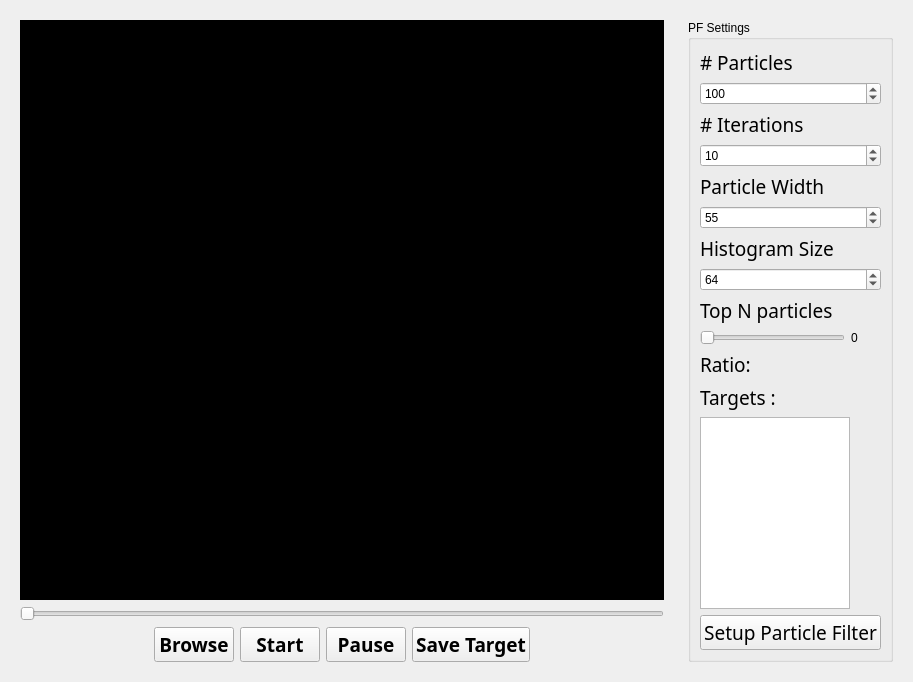
First picture: the form in forms/PFWidget.ui, repository Boazrciasn/RDFramework, before the edit.
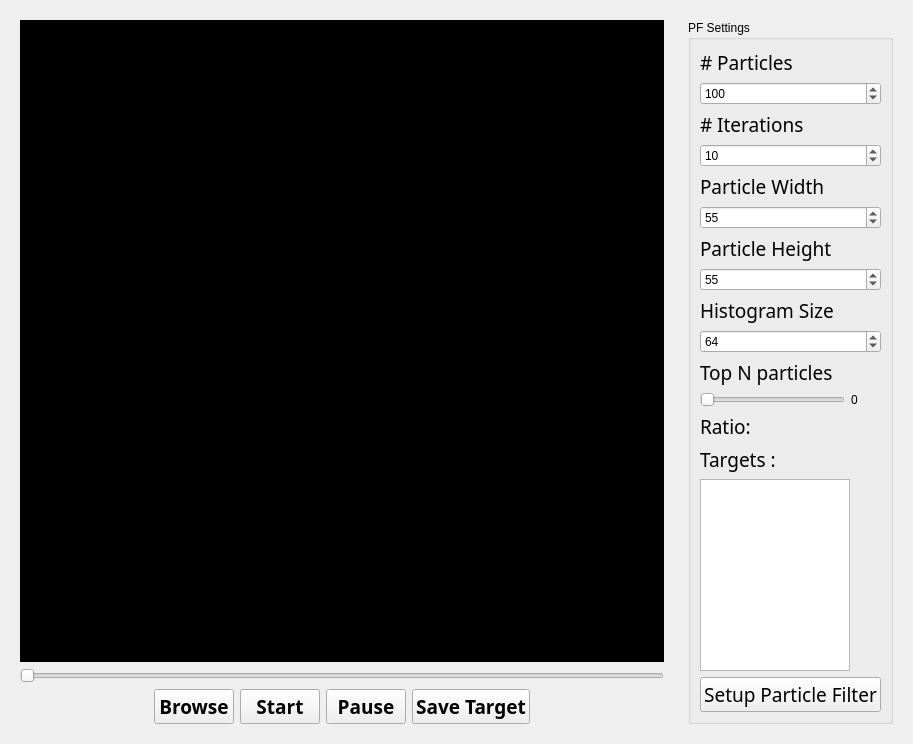
Second picture: the form after the edit.

Commit message: add height change  option

The edit to the form file:
```diff
--- a/forms/PFWidget.ui
+++ b/forms/PFWidget.ui
@@ -7,7 +7,7 @@
     <x>0</x>
     <y>0</y>
     <width>913</width>
-    <height>640</height>
+    <height>655</height>
    </rect>
   </property>
   <property name="windowTitle">
@@ -208,6 +208,29 @@
            </property>
           </widget>
          </item>
+         <item>
+          <widget class="QLabel" name="particleHeightLbel">
+           <property name="font">
+            <font>
+             <family>Futura</family>
+             <pointsize>14</pointsize>
+            </font>
+           </property>
+           <property name="text">
+            <string>Particle Height</string>
+           </property>
+          </widget>
+         </item>
+         <item>
+          <widget class="QSpinBox" name="particleHeightLSpinBox">
+           <property name="maximum">
+            <number>1000</number>
+           </property>
+           <property name="value">
+            <number>55</number>
+           </property>
+          </widget>
+         </item>
          <item>
           <widget class="QLabel" name="HistogramSizelabel">
            <property name="font">
```
Left out of the diff: 73 changed lines with no effect on the pictures. The commit also changes 4 other files.
